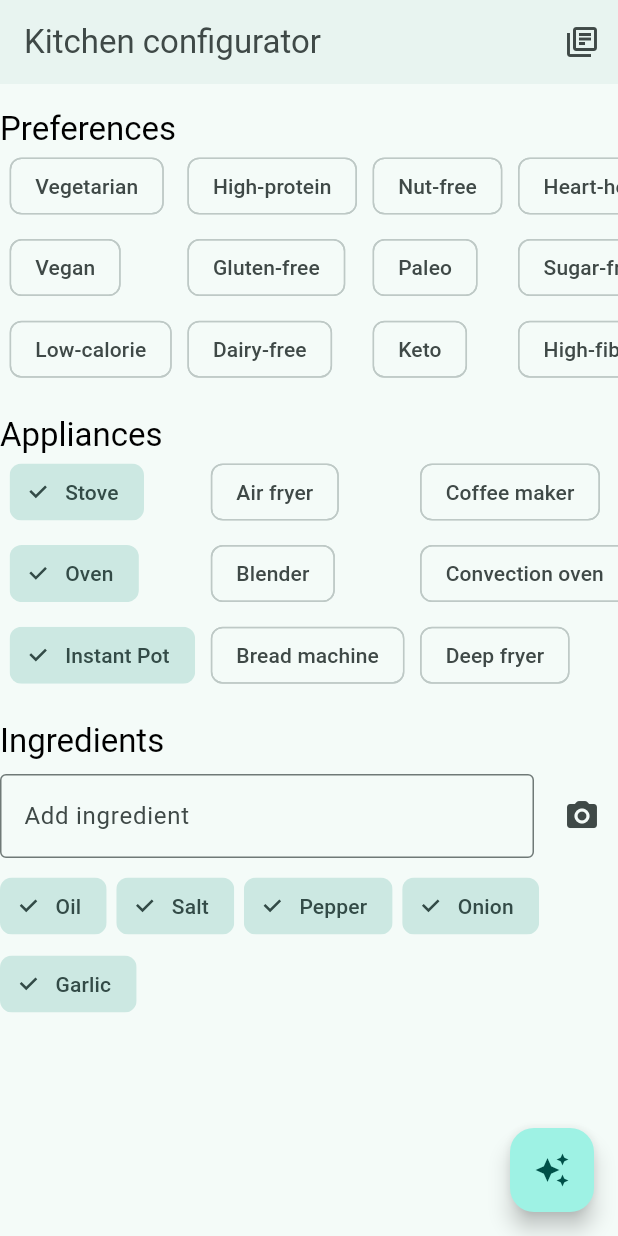
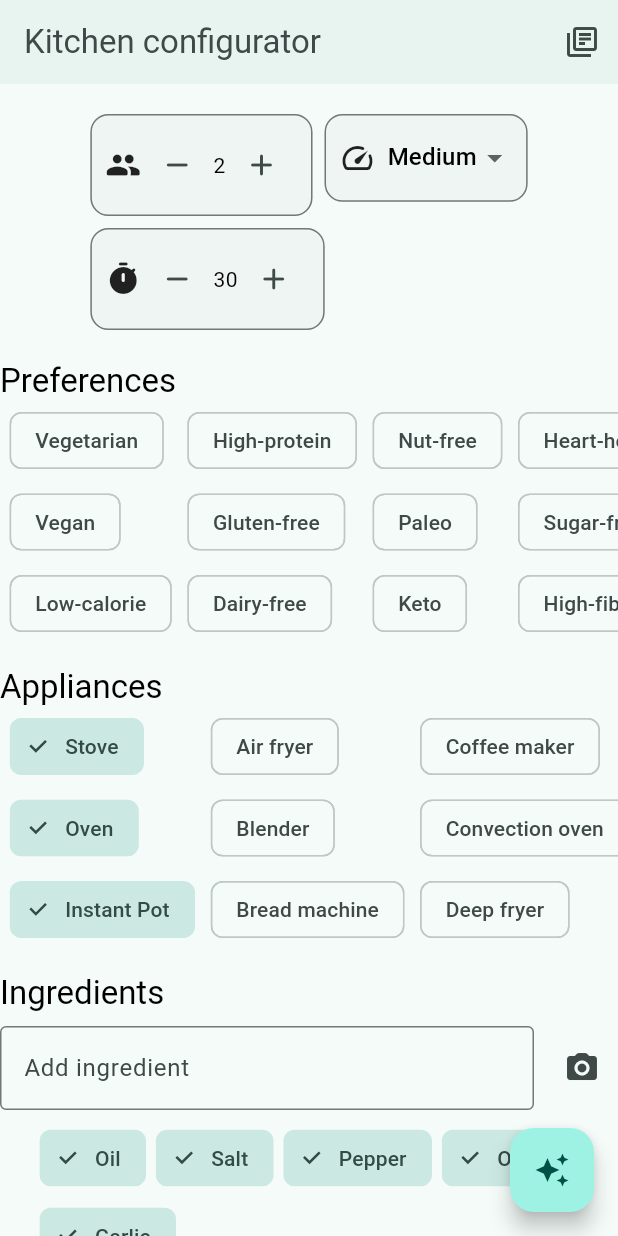
Before and after one commit to guplem/llama-2-hackathon-frontend, a Flutter app: the screen it shows after launch, on a phone screen of 412 x 824 dp. Run offline on Flutter 3.47's test engine with Material 2 defaults, Android fonts, the phone set to English and light mode, and no system bars; our stand-ins replace animate_do, dio, image_picker, internet_connection_checker_plus, scroll_snap_list, shimmer and 1 more; missing offline and left inert: image_picker_android, image_picker_platform_interface.

Commit message:
Additional settings

```diff
--- a/lib/feature/configurator/configuration_provider.dart
+++ b/lib/feature/configurator/configuration_provider.dart
@@ -242,5 +242,62 @@ class ConfigurationProvider extends ChangeNotifier {
 
 
 
-//# endregion appliances
+  //# endregion appliances
+
+  //# region people
+
+  int get people => _people;
+  int _people = 2;
+
+  void updatePeople(int people) {
+    if (people < 1) return;
+    _people = people;
+    notifyListeners();
+  }
+
+  void addPerson() {
+    _people++;
+    notifyListeners();
+  }
+
+  void removePerson() {
+    if (_people > 1) _people--;
+    notifyListeners();
+  }
+
+  //# endregion people
+
+  //# region duration
+
+  Duration get duration => _duration;
+  Duration _duration = const Duration(minutes: 30);
+
+  void updateDuration(Duration duration) {
+    if (duration.inMinutes < 1) return;
+    _duration = duration;
+    notifyListeners();
+  }
+
+  // endregion duration
+
+  //# region difficulty
+
+  String get difficultyAsText {
+    return _difficulty == 2 ? "Easy" : _difficulty == 2 ? "Medium" : "Hard";
+  }
+
+  int get difficulty => _difficulty;
+  int _difficulty = 2;
+
+  void updateDifficulty(int difficulty) {
+    if (difficulty < 1 || difficulty > 3) return;
+    _difficulty = difficulty;
+    notifyListeners();
+  }
+
+  // endregion difficulty
+
+
+
+
 }
--- a/lib/feature/configurator/configurator_screen.dart
+++ b/lib/feature/configurator/configurator_screen.dart
@@ -54,11 +54,65 @@ class _ConfiguratorScreenState extends State<ConfiguratorScreen> {
           mainAxisSize: MainAxisSize.min,
           children: [
             const Gap.verticalNewSection(),
+            Center(
+              child: Wrap(
+                direction: Axis.horizontal,
+                children: [
+                  OutlinedCard(
+                    child: Row(
+                      mainAxisSize: MainAxisSize.min,
+                      children: [
+                        Icon(getProvider<ConfigurationProvider>(context, listen: true).people > 1 ? Icons.people_rounded : Icons.person_rounded),
+                        IconButton(onPressed: () => ConfigurationProvider.instance.removePerson(), icon: const Icon(Icons.remove_rounded)),
+                        Text(getProvider<ConfigurationProvider>(context, listen: true).people.toString()),
+                        IconButton(onPressed: () => ConfigurationProvider.instance.addPerson(), icon: const Icon(Icons.add_rounded)),
+                      ],
+                    ),
+                  ),
+                  OutlinedCard(
+                    padding: ThemeCustom.paddingInnerCard.copyWith(top: ThemeCustom.paddingInnerCard.top / 1.9, bottom: ThemeCustom.paddingInnerCard.bottom / 1.9),
+                    child: Row(
+                      mainAxisSize: MainAxisSize.min,
+                      children: [
+                        const Icon(Icons.speed_rounded),
+                        const Gap.horizontal(),
+                        DropdownButton<int>(
+                            underline: Container(),
+                            padding: EdgeInsets.zero,
+                            value: getProvider<ConfigurationProvider>(context, listen: true).difficulty,
+                            onChanged: (int? value) {
+                              ConfigurationProvider.instance.updateDifficulty(value!);
+                            },
+                            items: const [
+                              DropdownMenuItem(value: 1, child: Text("Easy")),
+                              DropdownMenuItem(value: 2, child: Text("Medium")),
+                              DropdownMenuItem(value: 3, child: Text("Hard")),
+                            ]),
+                      ],
+                    ),
+                  ),
+                  OutlinedCard(
+                    child: Row(
+                      mainAxisSize: MainAxisSize.min,
+                      children: [
+                        const Icon(Icons.timer_rounded),
+                        IconButton(onPressed: () => ConfigurationProvider.instance.updateDuration(ConfigurationProvider.instance.duration - const Duration(minutes: 10)), icon: const Icon(Icons.remove_rounded)),
+                        Text(getProvider<ConfigurationProvider>(context, listen: true).duration.inMinutes.toString()),
+                        // IconButton(onPressed: () => ConfigurationProvider.instance.updateDuration(getProvider<ConfigurationProvider>(context, listen: false).duration + const Duration(minutes: 5)), icon: const Icon(Icons.add_rounded)),
+                        IconButton(onPressed: () => ConfigurationProvider.instance.updateDuration(ConfigurationProvider.instance.duration + const Duration(minutes: 10)), icon: const Icon(Icons.add_rounded)),
+                      ],
+                    ),
+                  ),
+                ],
+              ),
+            ),
+            const Gap.verticalNewSection(),
             Text("Preferences", style: ThemeCustom.textTheme(context).titleLarge),
             SingleChildScrollView(
               scrollDirection: Axis.horizontal,
               child: SizedBox(
                 height: 160,
+                child: Center(
                   child: Wrap(
                     spacing: ThemeCustom.spaceHorizontal / 2,
                     runSpacing: ThemeCustom.spaceVertical / 2,
@@ -77,12 +131,14 @@ class _ConfiguratorScreenState extends State<ConfiguratorScreen> {
                   ),
                 ),
               ),
+            ),
             const Gap.verticalNewSection(),
             Text("Appliances", style: ThemeCustom.textTheme(context).titleLarge),
             SingleChildScrollView(
               scrollDirection: Axis.horizontal,
               child: SizedBox(
                 height: 160,
+                child: Center(
                   child: Wrap(
                     spacing: ThemeCustom.spaceHorizontal / 2,
                     runSpacing: ThemeCustom.spaceVertical / 2,
@@ -98,6 +154,7 @@ class _ConfiguratorScreenState extends State<ConfiguratorScreen> {
                             }),
                       );
                     })),
+                  ),
                 ),
               ),
             ),
@@ -138,20 +195,27 @@ class _ConfiguratorScreenState extends State<ConfiguratorScreen> {
               ],
             ),
             const Gap.vertical(),
-            Wrap(
+            Center(
+              child: Wrap(
                 spacing: ThemeCustom.spaceHorizontal / 2,
                 runSpacing: ThemeCustom.spaceVertical / 2,
                 children: List.from(
                   getProvider<ConfigurationProvider>(context, listen: true).ingredients.entries.map(
                     (ingredient) {
-                    return FilterChip(
+                      return GestureDetector(
+                        onLongPress: () {
+                          ConfigurationProvider.instance.removeIngredient(ingredient.key);
+                        },
+                        child: FilterChip(
                           selected: ingredient.value,
                           label: Text(ingredient.key),
                           onSelected: (bool value) {
                             ConfigurationProvider.instance.updateIngredientStatus(ingredient.key, value);
                           },
+                        ),
                       );
                     },
+                  ),
                 ),
               ),
             ),
```
Lines whose indentation alone changed are shown as unchanged.
